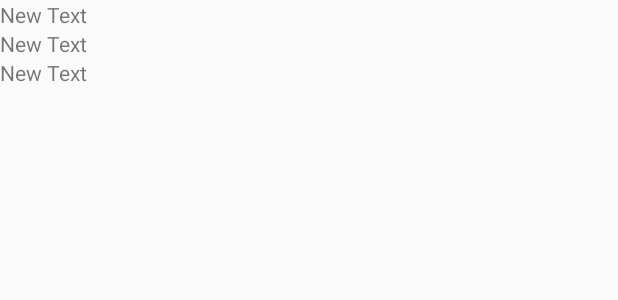
After one commit to RedKlouds/PersonalNewsFeed, an Android app: the layout list_item.xml on its own in the app's theme, with its tools: preview values and no code run, on a phone screen of 412 x 824 dp. The commit adds this screen. Shown: the top 300 px of the screen. Run offline under Robolectric (Android 15) with nearby library versions, the phone set to English and light mode, and no system bars.

Commit message:
Added HTTP GET Requests to get data from web service Added layouts to the main view to present our data new feed in a Listview and Listview Items

```diff
--- a/app/src/main/AndroidManifest.xml
+++ b/app/src/main/AndroidManifest.xml
@@ -2,9 +2,9 @@
 <manifest xmlns:android="http://schemas.android.com/apk/res/android"
     package="com.lydanny.personalnewsfeed">
 
-    <uses-permission android:name="android.permission.USE_FINGERPRINT"/>
+    <uses-permission android:name="android.permission.USE_FINGERPRINT" />
+    <uses-permission android:name="android.permission.INTERNET" />
     <application
-
         android:allowBackup="true"
         android:icon="@mipmap/ic_launcher"
         android:label="@string/app_name"
@@ -17,6 +17,7 @@
                 <category android:name="android.intent.category.LAUNCHER" />
             </intent-filter>
         </activity>
+        <activity android:name=".MainActivity"></activity>
     </application>
 
 </manifest>
--- a/app/src/main/java/com/lydanny/personalnewsfeed/AuthenticationActivity.java
+++ b/app/src/main/java/com/lydanny/personalnewsfeed/AuthenticationActivity.java
@@ -143,6 +143,7 @@ public class AuthenticationActivity extends AppCompatActivity {
             FingerPrintHandler helper = new FingerPrintHandler(this);
             //call the method startAuth to begin the authentication process
             helper.startAuth(fingerprintManager,_cryptoObject);
+
         }
 
     }
--- a/app/src/main/res/layout/activity_authentication.xml
+++ b/app/src/main/res/layout/activity_authentication.xml
@@ -7,8 +7,9 @@
     android:paddingLeft="@dimen/activity_horizontal_margin"
     android:paddingRight="@dimen/activity_horizontal_margin"
     android:paddingTop="@dimen/activity_vertical_margin"
-    tools:context="com.lydanny.personalnewsfeed.AuthenticationActivity"
-    android:background="@drawable/background_1">
+    android:background="@drawable/background_1"
+    android:scaleType="centerCrop"
+    tools:context="com.lydanny.personalnewsfeed.AuthenticationActivity">
 
     <ImageView
         android:layout_width="wrap_content"
--- /dev/null
+++ b/app/src/main/res/layout/list_item.xml
@@ -0,0 +1,24 @@
+<?xml version="1.0" encoding="utf-8"?>
+<LinearLayout xmlns:android="http://schemas.android.com/apk/res/android"
+    android:orientation="vertical" android:layout_width="match_parent"
+    android:layout_height="match_parent">
+
+    <TextView
+        android:layout_width="match_parent"
+        android:layout_height="wrap_content"
+        android:text="New Text"
+        android:id="@+id/Name" />
+
+    <TextView
+        android:layout_width="match_parent"
+        android:layout_height="wrap_content"
+        android:text="New Text"
+        android:id="@+id/email" />
+
+    <TextView
+        android:layout_width="match_parent"
+        android:layout_height="wrap_content"
+        android:text="New Text"
+        android:id="@+id/mobile" />
+    <!-- Used to design/Render individual list items -->
+</LinearLayout>
```
Also changed, not shown: app/src/main/java/com/lydanny/personalnewsfeed/FingerPrintHandler.java (+10 -1 lines), app/src/main/java/com/lydanny/personalnewsfeed/HttpHandler.java (added, +110 -0 lines), app/src/main/java/com/lydanny/personalnewsfeed/MainActivity.java (added, +201 -0 lines), app/src/main/res/layout/activity_main.xml (added, +18 -0 lines).
